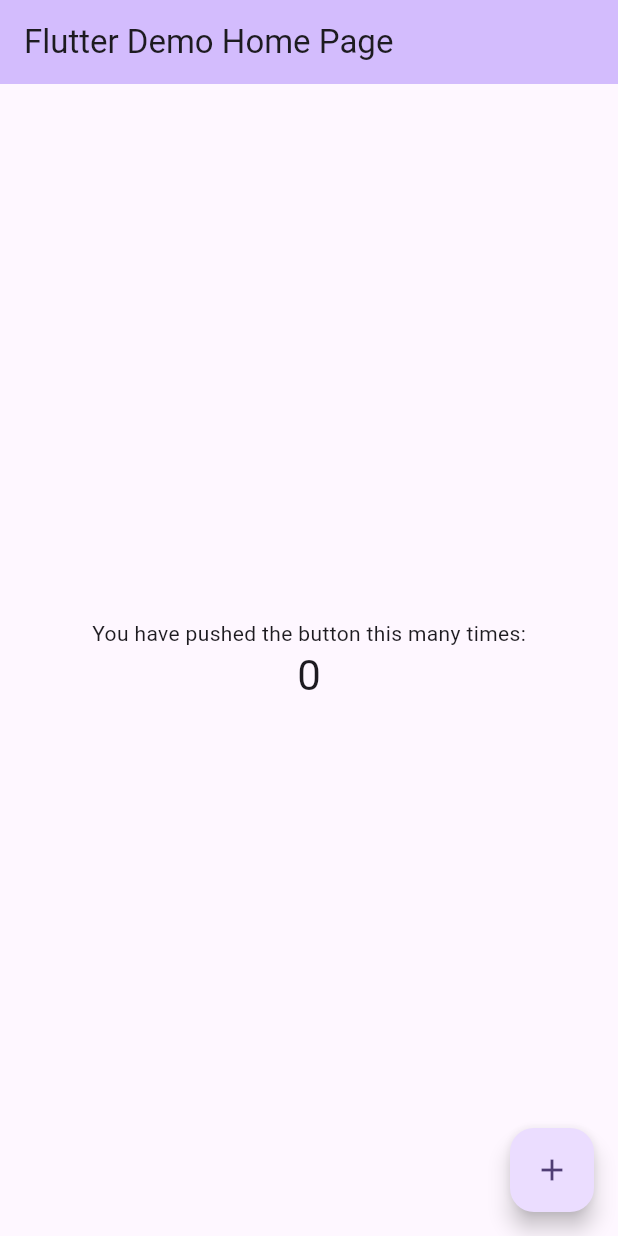
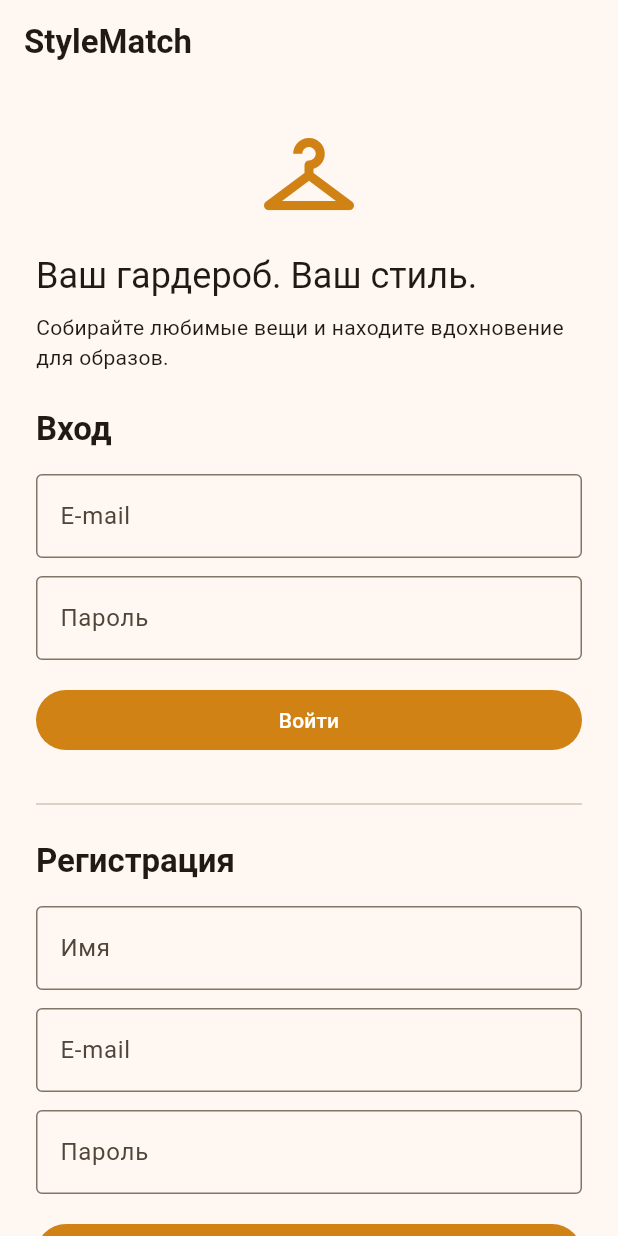
Before and after one commit to WestBalance/PAM_LABS, a Flutter app: the screen it shows after launch, on a phone screen of 412 x 824 dp. Run offline on Flutter 3.47's test engine with Material 3 defaults, Android fonts, the phone set to English and light mode, and no system bars.

Commit message:
Экран входа и смена цвета темы

```diff
--- a/lib/main.dart
+++ b/lib/main.dart
@@ -1,122 +1,25 @@
 import 'package:flutter/material.dart';
 
-void main() {
-  runApp(const MyApp());
-}
+import 'screens/login_screen.dart';
+
+void main() => runApp(const MyApp());
 
 class MyApp extends StatelessWidget {
   const MyApp({super.key});
 
-  // This widget is the root of your application.
   @override
-  Widget build(BuildContext context) {
-    return MaterialApp(
-      title: 'Flutter Demo',
-      theme: ThemeData(
-        // This is the theme of your application.
-        //
-        // TRY THIS: Try running your application with "flutter run". You'll see
-        // the application has a purple toolbar. Then, without quitting the app,
-        // try changing the seedColor in the colorScheme below to Colors.green
-        // and then invoke "hot reload" (save your changes or press the "hot
-        // reload" button in a Flutter-supported IDE, or press "r" if you used
-        // the command line to start the app).
-        //
-        // Notice that the counter didn't reset back to zero; the application
-        // state is not lost during the reload. To reset the state, use hot
-        // restart instead.
-        //
-        // This works for code too, not just values: Most code changes can be
-        // tested with just a hot reload.
-        colorScheme: .fromSeed(seedColor: Colors.deepPurple),
+  Widget build(BuildContext context) => MaterialApp(
+    title: 'StyleMatch',
+    debugShowCheckedModeBanner: false,
+    theme: ThemeData(
+      useMaterial3: true,
+      colorScheme: ColorScheme.fromSeed(
+        seedColor: const Color.fromARGB(255, 217, 162, 24),
+      ).copyWith(primary: const Color.fromARGB(255, 208, 130, 21)),
+      textTheme: const TextTheme(
+        titleLarge: TextStyle(fontWeight: FontWeight.w600),
       ),
-      home: const MyHomePage(title: 'Flutter Demo Home Page'),
-    );
-  }
+    ),
+    home: const LoginScreen(),
+  );
 }
-
-class MyHomePage extends StatefulWidget {
-  const MyHomePage({super.key, required this.title});
-
-  // This widget is the home page of your application. It is stateful, meaning
-  // that it has a State object (defined below) that contains fields that affect
-  // how it looks.
-
-  // This class is the configuration for the state. It holds the values (in this
-  // case the title) provided by the parent (in this case the App widget) and
-  // used by the build method of the State. Fields in a Widget subclass are
-  // always marked "final".
-
-  final String title;
-
-  @override
-  State<MyHomePage> createState() => _MyHomePageState();
-}
-
-class _MyHomePageState extends State<MyHomePage> {
-  int _counter = 0;
-
-  void _incrementCounter() {
-    setState(() {
-      // This call to setState tells the Flutter framework that something has
-      // changed in this State, which causes it to rerun the build method below
-      // so that the display can reflect the updated values. If we changed
-      // _counter without calling setState(), then the build method would not be
-      // called again, and so nothing would appear to happen.
-      _counter++;
-    });
-  }
-
-  @override
-  Widget build(BuildContext context) {
-    // This method is rerun every time setState is called, for instance as done
-    // by the _incrementCounter method above.
-    //
-    // The Flutter framework has been optimized to make rerunning build methods
-    // fast, so that you can just rebuild anything that needs updating rather
-    // than having to individually change instances of widgets.
-    return Scaffold(
-      appBar: AppBar(
-        // TRY THIS: Try changing the color here to a specific color (to
-        // Colors.amber, perhaps?) and trigger a hot reload to see the AppBar
-        // change color while the other colors stay the same.
-        backgroundColor: Theme.of(context).colorScheme.inversePrimary,
-        // Here we take the value from the MyHomePage object that was created by
-        // the App.build method, and use it to set our appbar title.
-        title: Text(widget.title),
-      ),
-      body: Center(
-        // Center is a layout widget. It takes a single child and positions it
-        // in the middle of the parent.
-        child: Column(
-          // Column is also a layout widget. It takes a list of children and
-          // arranges them vertically. By default, it sizes itself to fit its
-          // children horizontally, and tries to be as tall as its parent.
-          //
-          // Column has various properties to control how it sizes itself and
-          // how it positions its children. Here we use mainAxisAlignment to
-          // center the children vertically; the main axis here is the vertical
-          // axis because Columns are vertical (the cross axis would be
-          // horizontal).
-          //
-          // TRY THIS: Invoke "debug painting" (choose the "Toggle Debug Paint"
-          // action in the IDE, or press "p" in the console), to see the
-          // wireframe for each widget.
-          mainAxisAlignment: .center,
-          children: [
-            const Text('You have pushed the button this many times:'),
-            Text(
-              '$_counter',
-              style: Theme.of(context).textTheme.headlineMedium,
-            ),
-          ],
-        ),
-      ),
-      floatingActionButton: FloatingActionButton(
-        onPressed: _incrementCounter,
-        tooltip: 'Increment',
-        child: const Icon(Icons.add),
-      ),
-    );
-  }
-}
--- /dev/null
+++ b/lib/screens/login_screen.dart
@@ -0,0 +1,84 @@
+import 'package:flutter/material.dart';
+
+import '../widgets/demo_shell.dart';
+
+class LoginScreen extends StatelessWidget {
+  const LoginScreen({super.key});
+
+  @override
+  Widget build(BuildContext context) => Scaffold(
+    appBar: AppBar(title: const Text('StyleMatch')),
+    body: ListView(
+      padding: const EdgeInsets.all(24),
+      children: [
+        Icon(
+          Icons.checkroom,
+          size: 72,
+          color: Theme.of(context).colorScheme.primary,
+        ),
+        const SizedBox(height: 16),
+        Text(
+          'Ваш гардероб. Ваш стиль.',
+          style: Theme.of(context).textTheme.headlineSmall,
+        ),
+        const SizedBox(height: 8),
+        const Text(
+          'Собирайте любимые вещи и находите вдохновение для образов.',
+        ),
+        const SizedBox(height: 24),
+        Text('Вход', style: Theme.of(context).textTheme.titleLarge),
+        const SizedBox(height: 16),
+        const TextField(
+          decoration: InputDecoration(
+            labelText: 'E-mail',
+            border: OutlineInputBorder(),
+          ),
+          keyboardType: TextInputType.emailAddress,
+        ),
+        const SizedBox(height: 12),
+        const TextField(
+          obscureText: true,
+          decoration: InputDecoration(
+            labelText: 'Пароль',
+            border: OutlineInputBorder(),
+          ),
+        ),
+        const SizedBox(height: 16),
+        FilledButton(
+          onPressed: () => Navigator.of(context)
+              .push(MaterialPageRoute<void>(builder: (_) => const DemoShell())),
+          child: const Text('Войти'),
+        ),
+        const SizedBox(height: 24),
+        const Divider(),
+        const SizedBox(height: 16),
+        Text('Регистрация', style: Theme.of(context).textTheme.titleLarge),
+        const SizedBox(height: 16),
+        const TextField(
+          decoration: InputDecoration(
+            labelText: 'Имя',
+            border: OutlineInputBorder(),
+          ),
+        ),
+        const SizedBox(height: 12),
+        const TextField(
+          keyboardType: TextInputType.emailAddress,
+          decoration: InputDecoration(
+            labelText: 'E-mail',
+            border: OutlineInputBorder(),
+          ),
+        ),
+        const SizedBox(height: 12),
+        const TextField(
+          obscureText: true,
+          decoration: InputDecoration(
+            labelText: 'Пароль',
+            border: OutlineInputBorder(),
+          ),
+        ),
+        const SizedBox(height: 16),
+        FilledButton(onPressed: () {}, child: const Text('Зарегистрироваться')),
+      ],
+    ),
+  );
+}
```
Also changed, not shown: lib/data/mock_data.dart (added, +120 -0 lines), lib/widgets/clothing_card.dart (added, +27 -0 lines), lib/widgets/demo_shell.dart (added, +46 -0 lines), lib/widgets/detail_row.dart (added, +20 -0 lines), lib/widgets/outfit_card.dart (added, +20 -0 lines).
